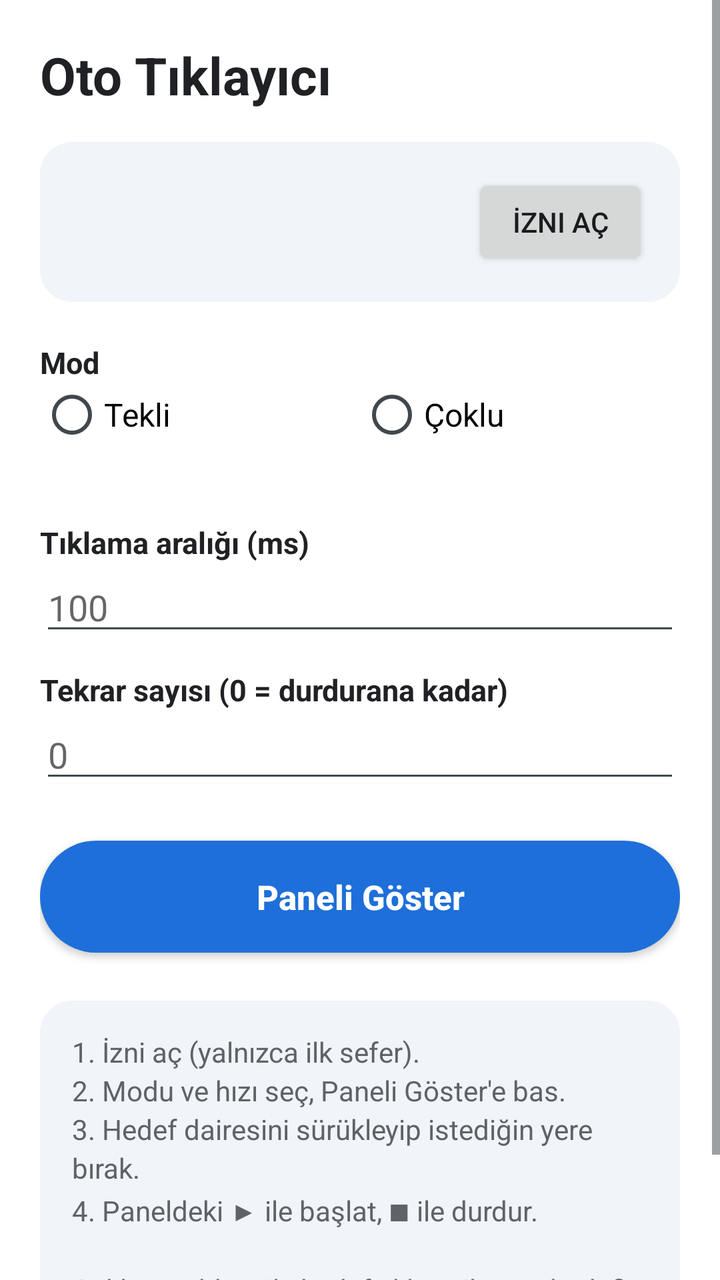
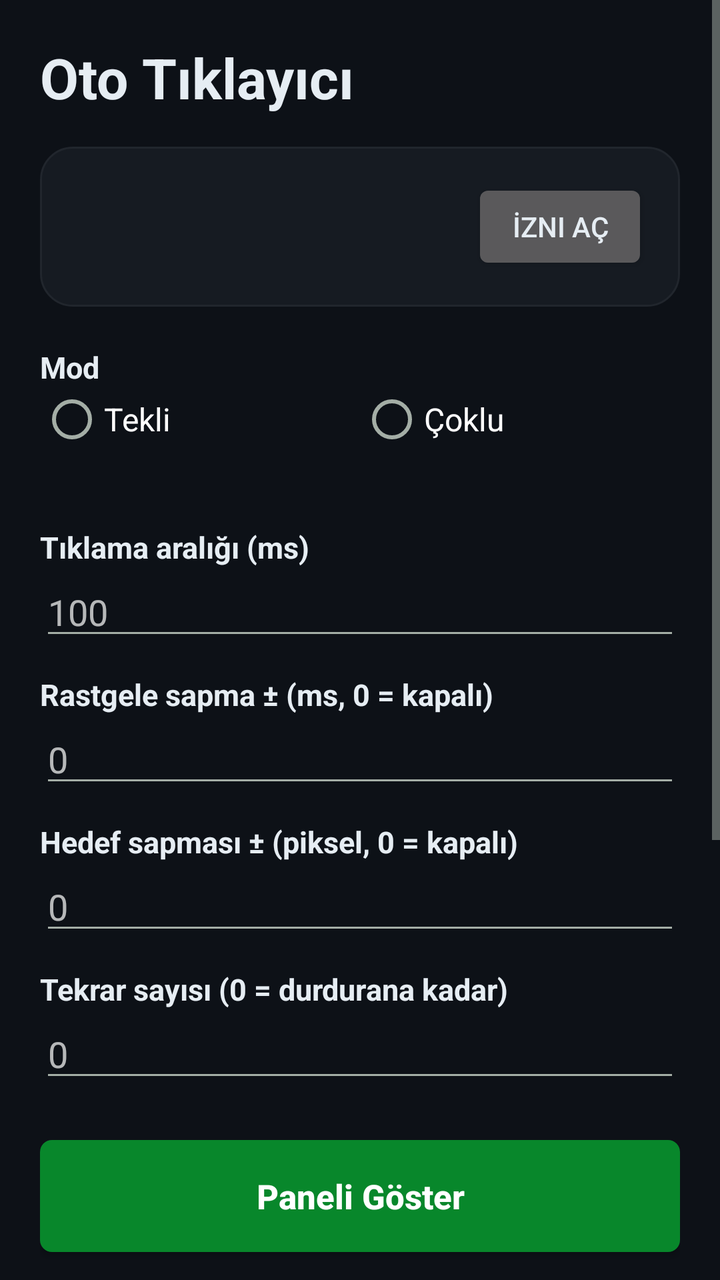

The first picture is an Android layout as it rendered before a commit; the second is the same layout after the commit. The layout source and the unified diff follow.
<!-- AndroidManifest.xml: application theme AppTheme -->
<!-- res/layout/activity_main.xml -->
<?xml version="1.0" encoding="utf-8"?>
<ScrollView xmlns:android="http://schemas.android.com/apk/res/android"
    android:layout_width="match_parent" android:layout_height="match_parent"
    android:background="#FFFFFF" android:fillViewport="true">

    <LinearLayout android:layout_width="match_parent" android:layout_height="wrap_content"
        android:orientation="vertical" android:padding="20dp">

        <TextView android:layout_width="wrap_content" android:layout_height="wrap_content"
            android:text="@string/app_name" android:textSize="26sp" android:textStyle="bold"
            android:textColor="#202124" android:layout_marginBottom="16dp"/>

        
        <LinearLayout android:layout_width="match_parent" android:layout_height="wrap_content"
            android:background="@drawable/bg_card" android:padding="16dp"
            android:orientation="horizontal" android:gravity="center_vertical">
            <TextView android:id="@+id/permText" android:layout_width="0dp" android:layout_weight="1"
                android:layout_height="wrap_content" android:textSize="15sp" android:textStyle="bold"/>
            <Button android:id="@+id/permBtn" android:layout_width="wrap_content"
                android:layout_height="wrap_content" android:text="@string/perm_button"/>
        </LinearLayout>

        
        <TextView android:layout_width="wrap_content" android:layout_height="wrap_content"
            android:text="@string/mode_title" android:textSize="15sp" android:textStyle="bold"
            android:textColor="#202124" android:layout_marginTop="20dp"/>
        <RadioGroup android:id="@+id/modeGroup" android:layout_width="match_parent"
            android:layout_height="wrap_content" android:orientation="horizontal">
            <RadioButton android:id="@+id/modeSingle" android:layout_width="0dp"
                android:layout_weight="1" android:layout_height="wrap_content"
                android:text="@string/mode_single" android:textSize="16sp"/>
            <RadioButton android:id="@+id/modeMulti" android:layout_width="0dp"
                android:layout_weight="1" android:layout_height="wrap_content"
                android:text="@string/mode_multi" android:textSize="16sp"/>
        </RadioGroup>
        <TextView android:id="@+id/modeDesc" android:layout_width="wrap_content"
            android:layout_height="wrap_content" android:textColor="@color/text2" android:textSize="13sp"/>

        
        <TextView android:layout_width="wrap_content" android:layout_height="wrap_content"
            android:text="@string/interval" android:textSize="15sp" android:textStyle="bold"
            android:textColor="#202124" android:layout_marginTop="20dp"/>
        <EditText android:id="@+id/intervalInput" android:layout_width="match_parent"
            android:layout_height="wrap_content" android:inputType="number" android:maxLength="7"
            android:hint="100"/>

        <TextView android:layout_width="wrap_content" android:layout_height="wrap_content"
            android:text="@string/repeat" android:textSize="15sp" android:textStyle="bold"
            android:textColor="#202124" android:layout_marginTop="12dp"/>
        <EditText android:id="@+id/repeatInput" android:layout_width="match_parent"
            android:layout_height="wrap_content" android:inputType="number" android:maxLength="7"
            android:hint="0"/>

        <Button android:id="@+id/startBtn" android:layout_width="match_parent"
            android:layout_height="56dp" android:layout_marginTop="24dp"
            android:background="@drawable/bg_button" android:textColor="#FFFFFF"
            android:textSize="17sp" android:textStyle="bold" android:textAllCaps="false"
            android:text="@string/show_panel"/>

        <TextView android:layout_width="match_parent" android:layout_height="wrap_content"
            android:layout_marginTop="24dp" android:background="@drawable/bg_card" android:padding="16dp"
            android:text="@string/help" android:textColor="@color/text2" android:textSize="14sp"
            android:lineSpacingExtra="3dp"/>
    </LinearLayout>
</ScrollView>
<!-- resources referenced by this layout -->
<resources>
  <color name="text2">#5F6368</color>
  <!-- drawable bg_button (drawable) -->
  <ripple xmlns:android="http://schemas.android.com/apk/res/android" android:color="#33FFFFFF">
      <item><shape android:shape="rectangle"><solid android:color="@color/primary"/><corners android:radius="28dp"/></shape></item>
  </ripple>
  <!-- drawable bg_card (drawable) -->
  <shape xmlns:android="http://schemas.android.com/apk/res/android" android:shape="rectangle">
      <solid android:color="#FFF1F4F9"/>
      <corners android:radius="16dp"/>
  </shape>
  <string name="app_name">Oto Tıklayıcı</string>
  <string name="help">1. İzni aç (yalnızca ilk sefer).\n2. Modu ve hızı seç, Paneli Göster\'e bas.\n3. Hedef dairesini sürükleyip istediğin yere bırak.\n4. Paneldeki ▶ ile başlat, ■ ile durdur.\n\nÇoklu modda + ile hedef ekle, − ile son hedefi sil. Paneli de sürükleyerek taşıyabilirsin.</string>
  <string name="interval">Tıklama aralığı (ms)</string>
  <string name="mode_multi">Çoklu</string>
  <string name="mode_single">Tekli</string>
  <string name="mode_title">Mod</string>
  <string name="perm_button">İzni Aç</string>
  <string name="repeat">Tekrar sayısı (0 = durdurana kadar)</string>
  <string name="show_panel">Paneli Göster</string>
  <style name="AppTheme" parent="@android:style/Theme.DeviceDefault.Light.NoActionBar">
          <item name="android:colorPrimary">@color/primary</item>
          <item name="android:colorAccent">@color/primary</item>
          <item name="android:statusBarColor">@color/primary</item>
      </style>
  <color name="primary">#1E6FD9</color>
</resources>

<!-- the commit's change to res/layout/activity_main.xml (unified diff, before → after) -->
@@ -1,21 +1,22 @@
 <?xml version="1.0" encoding="utf-8"?>
 <ScrollView xmlns:android="http://schemas.android.com/apk/res/android"
     android:layout_width="match_parent" android:layout_height="match_parent"
-    android:background="#FFFFFF" android:fillViewport="true">
+    android:background="@color/canvas" android:fillViewport="true">
 
     <LinearLayout android:layout_width="match_parent" android:layout_height="wrap_content"
         android:orientation="vertical" android:padding="20dp">
 
         <TextView android:layout_width="wrap_content" android:layout_height="wrap_content"
-            android:text="@string/app_name" android:textSize="26sp" android:textStyle="bold"
-            android:textColor="#202124" android:layout_marginBottom="16dp"/>
+            android:text="@string/app_name" android:textSize="28sp" android:textStyle="bold"
+            android:textColor="@color/text1" android:layout_marginBottom="16dp"/>
 
         
         <LinearLayout android:layout_width="match_parent" android:layout_height="wrap_content"
             android:background="@drawable/bg_card" android:padding="16dp"
             android:orientation="horizontal" android:gravity="center_vertical">
             <TextView android:id="@+id/permText" android:layout_width="0dp" android:layout_weight="1"
-                android:layout_height="wrap_content" android:textSize="15sp" android:textStyle="bold"/>
+                android:layout_height="wrap_content" android:textSize="15sp" android:textStyle="bold"
+                android:textColor="@color/text1"/>
             <Button android:id="@+id/permBtn" android:layout_width="wrap_content"
                 android:layout_height="wrap_content" android:text="@string/perm_button"/>
         </LinearLayout>
@@ -23,7 +24,7 @@
         
         <TextView android:layout_width="wrap_content" android:layout_height="wrap_content"
             android:text="@string/mode_title" android:textSize="15sp" android:textStyle="bold"
-            android:textColor="#202124" android:layout_marginTop="20dp"/>
+            android:textColor="@color/text1" android:layout_marginTop="20dp"/>
         <RadioGroup android:id="@+id/modeGroup" android:layout_width="match_parent"
             android:layout_height="wrap_content" android:orientation="horizontal">
             <RadioButton android:id="@+id/modeSingle" android:layout_width="0dp"
@@ -39,17 +40,31 @@
         
         <TextView android:layout_width="wrap_content" android:layout_height="wrap_content"
             android:text="@string/interval" android:textSize="15sp" android:textStyle="bold"
-            android:textColor="#202124" android:layout_marginTop="20dp"/>
+            android:textColor="@color/text1" android:layout_marginTop="20dp"/>
         <EditText android:id="@+id/intervalInput" android:layout_width="match_parent"
             android:layout_height="wrap_content" android:inputType="number" android:maxLength="7"
-            android:hint="100"/>
+            android:hint="100" android:textColor="@color/text1"/>
+
+        <TextView android:layout_width="wrap_content" android:layout_height="wrap_content"
+            android:text="@string/interval_jitter" android:textSize="15sp" android:textStyle="bold"
+            android:textColor="@color/text1" android:layout_marginTop="12dp"/>
+        <EditText android:id="@+id/jitterInput" android:layout_width="match_parent"
+            android:layout_height="wrap_content" android:inputType="number" android:maxLength="5"
+            android:hint="0" android:textColor="@color/text1"/>
+
+        <TextView android:layout_width="wrap_content" android:layout_height="wrap_content"
+            android:text="@string/target_jitter" android:textSize="15sp" android:textStyle="bold"
+            android:textColor="@color/text1" android:layout_marginTop="12dp"/>
+        <EditText android:id="@+id/targetJitterInput" android:layout_width="match_parent"
+            android:layout_height="wrap_content" android:inputType="number" android:maxLength="3"
+            android:hint="0" android:textColor="@color/text1"/>
 
         <TextView android:layout_width="wrap_content" android:layout_height="wrap_content"
             android:text="@string/repeat" android:textSize="15sp" android:textStyle="bold"
-            android:textColor="#202124" android:layout_marginTop="12dp"/>
+            android:textColor="@color/text1" android:layout_marginTop="12dp"/>
         <EditText android:id="@+id/repeatInput" android:layout_width="match_parent"
             android:layout_height="wrap_content" android:inputType="number" android:maxLength="7"
-            android:hint="0"/>
+            android:hint="0" android:textColor="@color/text1"/>
 
         <Button android:id="@+id/startBtn" android:layout_width="match_parent"
             android:layout_height="56dp" android:layout_marginTop="24dp"
<!-- resource entries referenced after the edit -->
@@ -1,29 +1,42 @@
 <!-- resources referenced by this layout -->
 <resources>
-  <color name="text2">#5F6368</color>
+  <color name="canvas">#0D1117</color>
+  <color name="text1">#E6EDF3</color>
+  <color name="text2">#A4AEA6</color>
   <!-- drawable bg_button (drawable) -->
   <ripple xmlns:android="http://schemas.android.com/apk/res/android" android:color="#33FFFFFF">
-      <item><shape android:shape="rectangle"><solid android:color="@color/primary"/><corners android:radius="28dp"/></shape></item>
+      <item><shape android:shape="rectangle"><solid android:color="@color/primary"/><corners android:radius="6dp"/></shape></item>
   </ripple>
   <!-- drawable bg_card (drawable) -->
   <shape xmlns:android="http://schemas.android.com/apk/res/android" android:shape="rectangle">
-      <solid android:color="#FFF1F4F9"/>
+      <solid android:color="@color/surface"/>
       <corners android:radius="16dp"/>
+      <stroke android:width="1dp" android:color="@color/border"/>
   </shape>
   <string name="app_name">Oto Tıklayıcı</string>
-  <string name="help">1. İzni aç (yalnızca ilk sefer).\n2. Modu ve hızı seç, Paneli Göster\'e bas.\n3. Hedef dairesini sürükleyip istediğin yere bırak.\n4. Paneldeki ▶ ile başlat, ■ ile durdur.\n\nÇoklu modda + ile hedef ekle, − ile son hedefi sil. Paneli de sürükleyerek taşıyabilirsin.</string>
+  <string name="help">1. İzni aç (yalnızca ilk sefer).\n2. Modu ve hızı seç, Paneli Göster\'e bas.\n3. Hedef dairesini sürükleyip istediğin yere bırak.\n4. Paneldeki ▶ ile başlat, ■ ile durdur.\n\nÇoklu modda + ile hedef ekle, − ile son hedefi sil. Paneli de sürükleyerek taşıyabilirsin.\n\nRastgele sapma, her bekleme süresini belirttiğin oranla rastgele değiştirir; hedef sapması ise tıklama noktasını biraz kaydırır. Her ikisi de 0 iken kapalıdır. Hızlı ayarlar karosundan da başlatıp durdurabilirsin.</string>
   <string name="interval">Tıklama aralığı (ms)</string>
+  <string name="interval_jitter">Rastgele sapma ± (ms, 0 = kapalı)</string>
   <string name="mode_multi">Çoklu</string>
   <string name="mode_single">Tekli</string>
   <string name="mode_title">Mod</string>
   <string name="perm_button">İzni Aç</string>
   <string name="repeat">Tekrar sayısı (0 = durdurana kadar)</string>
   <string name="show_panel">Paneli Göster</string>
-  <style name="AppTheme" parent="@android:style/Theme.DeviceDefault.Light.NoActionBar">
+  <string name="target_jitter">Hedef sapması ± (piksel, 0 = kapalı)</string>
+  <style name="AppTheme" parent="@android:style/Theme.DeviceDefault.NoActionBar">
           <item name="android:colorPrimary">@color/primary</item>
-          <item name="android:colorAccent">@color/primary</item>
-          <item name="android:statusBarColor">@color/primary</item>
+          <item name="android:colorAccent">@color/accent</item>
+          <item name="android:statusBarColor">@color/canvas</item>
+          <item name="android:navigationBarColor">@color/canvas</item>
+          <item name="android:windowBackground">@color/canvas</item>
+          <item name="android:textColorPrimary">@color/text1</item>
+          <item name="android:textColorSecondary">@color/text2</item>
+          <item name="android:colorControlActivated">@color/accent</item>
       </style>
-  <color name="primary">#1E6FD9</color>
+  <color name="primary">#08872B</color>
+  <color name="surface">#161B22</color>
+  <color name="border">#21262D</color>
+  <color name="accent">#2DA44E</color>
 </resources>
 
